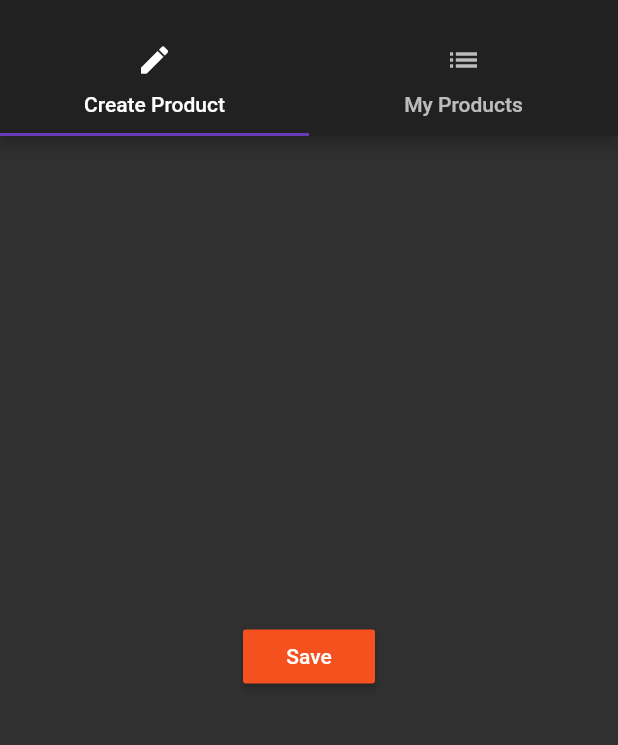
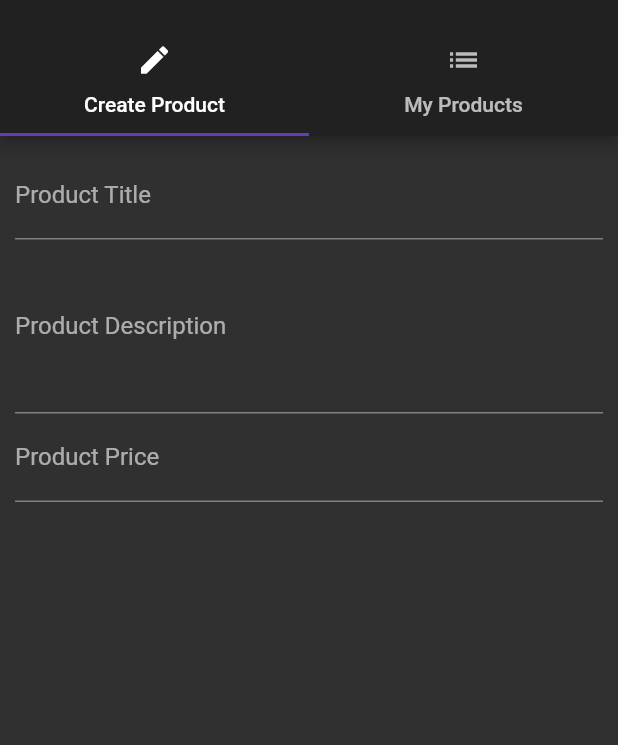
Before and after one commit to ianlikono/fluter_comm, a Flutter app: the ProductsAdminPage screen opened by its route, on a phone screen of 412 x 824 dp, the part 59-804 px from its top. Run offline on Flutter 3.47's test engine with Material 2 defaults, Android fonts, the phone set to English and light mode, and no system bars.

Commit message:
messing around

```diff
--- a/lib/pages/product_create.dart
+++ b/lib/pages/product_create.dart
@@ -1,21 +1,51 @@
 import 'package:flutter/material.dart';
 
-class ProductCreatePage extends StatelessWidget {
+class ProductCreatePage extends StatefulWidget {
+  @override
+  State<StatefulWidget> createState() {
+    return _ProductCreatePageState();
+  }
+}
+
+class _ProductCreatePageState extends State<ProductCreatePage> {
+  String titleValue = '';
+  String descriptionValue = '';
+  double priceValue = 0.0;
+
   @override
   Widget build(BuildContext context) {
-    return Center(
-      child: RaisedButton(
-        child: Text('Save'),
-        onPressed: () {
-          showModalBottomSheet(
-              context: context,
-              builder: (BuildContext context) {
-                return Center(
-                  child: Text('This is a modal'),
-                );
-              });
-        },
-      ),
-    );
+    return Container(
+        margin: EdgeInsets.all(10.0),
+        child: ListView(
+          children: <Widget>[
+            TextField(
+              decoration: InputDecoration(labelText: 'Product Title'),
+              onChanged: (String value) {
+                setState(() {
+                  titleValue = value;
+                });
+              },
+            ),
+            TextField(
+              decoration: InputDecoration(labelText: 'Product Description'),
+              maxLines: 4,
+              onChanged: (String value) {
+                setState(() {
+                  descriptionValue = value;
+                });
+              },
+            ),
+            TextField(
+              decoration: InputDecoration(labelText: 'Product Price'),
+              keyboardType: TextInputType.number,
+              onChanged: (String value) {
+                setState(() {
+                  priceValue = double.parse(value);
+                });
+              },
+            ),
+            Text(titleValue)
+          ],
+        ));
   }
 }
```
